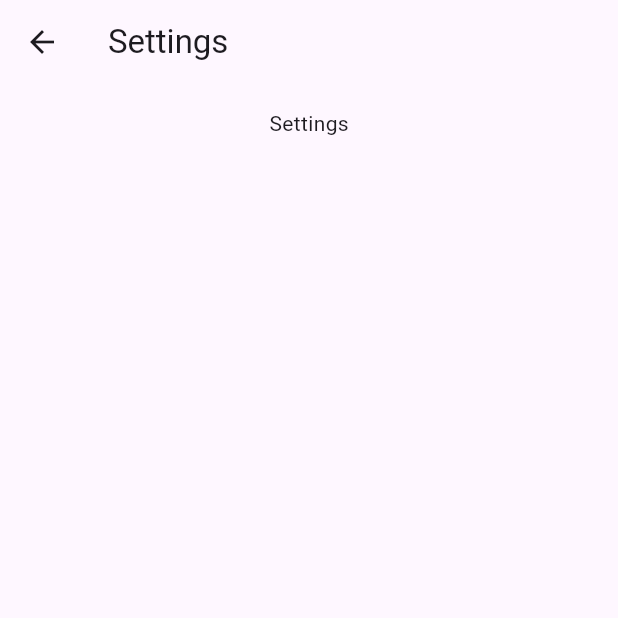
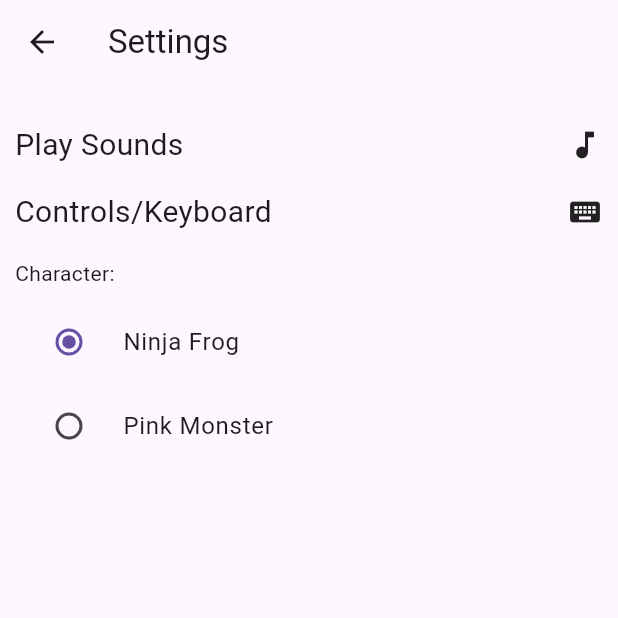
Before and after one commit to lapitski/some_game, a Flutter app: the SettingsScreen screen opened by its route, on a phone screen of 412 x 824 dp, the top half of it. Run offline on Flutter 3.47's test engine with Material 3 defaults, Android fonts, the light colour scheme and no system bars; our stand-ins replace flutter_riverpod, go_router, google_fonts; missing offline and left inert: dart:js, flame, flame_audio, flame_tiled, nes_ui.

Commit message:
settings

```diff
--- a/lib/components/player.dart
+++ b/lib/components/player.dart
@@ -55,6 +55,7 @@ class Player extends SpriteAnimationGroupComponent
   resetPlayer() {
     hasReachedFlag = false;
     currentGoalIndex = 0;
+    goalsDone = false;
   }
 
   List<CollisionBlock> collisionBlocks = [];
--- a/lib/screens/settings_screen/settings_screen.dart
+++ b/lib/screens/settings_screen/settings_screen.dart
@@ -1,20 +1,70 @@
 import 'package:flutter/foundation.dart';
 import 'package:flutter/material.dart';
-import 'package:flutter/widgets.dart';
+import 'package:flutter_riverpod/flutter_riverpod.dart';
+import 'package:some_game/components/some_game.dart';
+import 'package:some_game/screens/settings_screen/settings_state.dart';
+import 'package:some_game/screens/settings_screen/widgets.dart';
 
-class SettingsScreen extends StatelessWidget {
+class SettingsScreen extends ConsumerWidget {
   const SettingsScreen({super.key});
 
   @override
-  Widget build(BuildContext context) {
+  Widget build(BuildContext context, ref) {
+    final playSounds = ref.watch(settingsProvider).playSounds;
+    final showControls = ref.watch(settingsProvider).showControls;
+    final character = ref.watch(settingsProvider).character;
     return Scaffold(
+      backgroundColor: Theme.of(context).colorScheme.background,
       appBar: AppBar(
         title: const Text('Settings'),
       ),
       body: Padding(
-        padding: const EdgeInsets.symmetric(horizontal: 10.0, vertical: 16.0),
+        padding: const EdgeInsets.symmetric(horizontal: 10.0, vertical: 26.0),
         child: SingleChildScrollView(
-          child: Center(child: Column(children: [Text('Settings')])),
+          child: Center(
+            child: Container(
+              constraints: const BoxConstraints(maxWidth: 600.0),
+              child: Column(
+                  crossAxisAlignment: CrossAxisAlignment.start,
+                  children: [
+                    SettingsLine(
+                      'Play Sounds',
+                      Icon(playSounds ? Icons.music_note : Icons.music_off),
+                      onSelected:
+                          ref.read(settingsProvider.notifier).togglePlaySounds,
+                    ),
+                    const SizedBox(height: 16.0),
+                    SettingsLine(
+                      'Controls/Keyboard',
+                      Icon(showControls ? Icons.gamepad : Icons.keyboard),
+                      onSelected: ref
+                          .read(settingsProvider.notifier)
+                          .toggleShowControls,
+                    ),
+                    const SizedBox(height: 16.0),
+                    const Text('Character:'),
+                    const SizedBox(height: 8.0),
+                    RadioListTile.adaptive(
+                      title: Text(availablePlayers.keys.toList()[0]),
+                      value: availablePlayers.keys.toList()[0],
+                      groupValue: character,
+                      onChanged: (name) =>
+                          ref.read(settingsProvider.notifier).setCharacter(
+                                name ?? availablePlayers.keys.first,
+                              ),
+                    ),
+                    RadioListTile.adaptive(
+                      title: Text(availablePlayers.keys.toList()[1]),
+                      value: availablePlayers.keys.toList()[1],
+                      groupValue: character,
+                      onChanged: (name) =>
+                          ref.read(settingsProvider.notifier).setCharacter(
+                                name ?? availablePlayers.keys.first,
+                              ),
+                    ),
+                  ]),
+            ),
+          ),
         ),
       ),
     );
--- /dev/null
+++ b/lib/screens/settings_screen/settings_state.dart
@@ -0,0 +1,48 @@
+import 'dart:io';
+
+import 'package:flutter/foundation.dart';
+import 'package:flutter_riverpod/flutter_riverpod.dart';
+
+final settingsProvider =
+    StateNotifierProvider<SettingsStateNotifier, SettingsState>(
+        (ref) => SettingsStateNotifier());
+
+class SettingsState {
+  bool showControls = false;
+  bool playSounds = true;
+  String character = 'Ninja Frog';
+
+  SettingsState({
+    this.showControls = false,
+    this.playSounds = true,
+    this.character = 'Ninja Frog',
+  });
+
+  SettingsState copyWith({
+    bool? showControls,
+    bool? playSounds,
+    String? character,
+  }) {
+    return SettingsState(
+      showControls: showControls ?? this.showControls,
+      playSounds: playSounds ?? this.playSounds,
+      character: character ?? this.character,
+    );
+  }
+}
+
+class SettingsStateNotifier extends StateNotifier<SettingsState> {
+  SettingsStateNotifier() : super(SettingsState());
+
+  toggleShowControls() {
+    state = state.copyWith(showControls: !state.showControls);
+  }
+
+  togglePlaySounds() {
+    state = state.copyWith(playSounds: !state.playSounds);
+  }
+
+  setCharacter(String name) {
+    state = state.copyWith(character: name);
+  }
+}
--- /dev/null
+++ b/lib/screens/settings_screen/widgets.dart
@@ -0,0 +1,36 @@
+import 'package:flutter/material.dart';
+
+class SettingsLine extends StatelessWidget {
+  final String title;
+
+  final Widget icon;
+
+  final VoidCallback? onSelected;
+
+  const SettingsLine(this.title, this.icon, {this.onSelected});
+
+  @override
+  Widget build(BuildContext context) {
+    return InkResponse(
+      highlightShape: BoxShape.rectangle,
+      onTap: onSelected,
+      child: Row(
+        mainAxisAlignment: MainAxisAlignment.start,
+        children: [
+          Expanded(
+            child: Text(
+              title,
+              maxLines: 1,
+              overflow: TextOverflow.ellipsis,
+              style: const TextStyle(
+
+                fontSize: 20,
+              ),
+            ),
+          ),
+          icon,
+        ],
+      ),
+    );
+  }
+}
```
Also changed, not shown: lib/components/some_game.dart (+36 -13 lines), lib/main.dart (+4 -3 lines), lib/screens/game_screen/game_screen.dart (+57 -2 lines), lib/screens/main_menu_screen/main_menu_screen.dart (+5 -4 lines).
